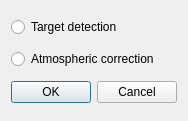
This is hypso_1_data_analysis_dialog_base.ui in NTNU-SmallSat-Lab/HYPSO-QGIS-plugin as Qt 5 draws it before an edit. The edited form follows.
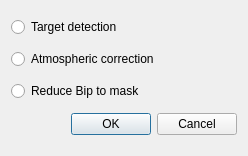
This is the edited form.

Commit message: Reduce bip to mask module

What changed in the file:
```diff
--- a/hypso_1_data_analysis_dialog_base.ui
+++ b/hypso_1_data_analysis_dialog_base.ui
@@ -6,8 +6,8 @@
    <rect>
     <x>0</x>
     <y>0</y>
-    <width>187</width>
-    <height>121</height>
+    <width>248</width>
+    <height>156</height>
    </rect>
   </property>
   <property name="windowTitle">
@@ -29,6 +29,13 @@
     </widget>
    </item>
    <item row="2" column="0">
+    <widget class="QRadioButton" name="do_reduce_bip_to_mask">
+     <property name="text">
+      <string>Reduce Bip to mask</string>
+     </property>
+    </widget>
+   </item>
+   <item row="3" column="0">
     <widget class="QDialogButtonBox" name="button_box">
      <property name="orientation">
       <enum>Qt::Horizontal</enum>
```
The commit also changes 6 other files.
